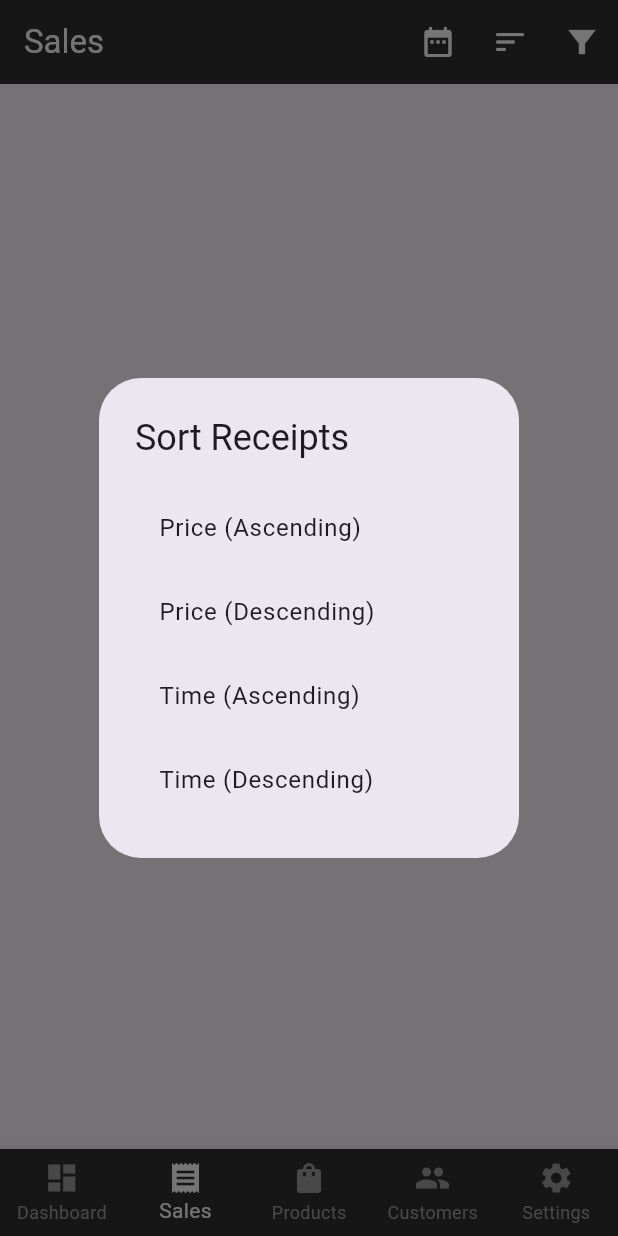
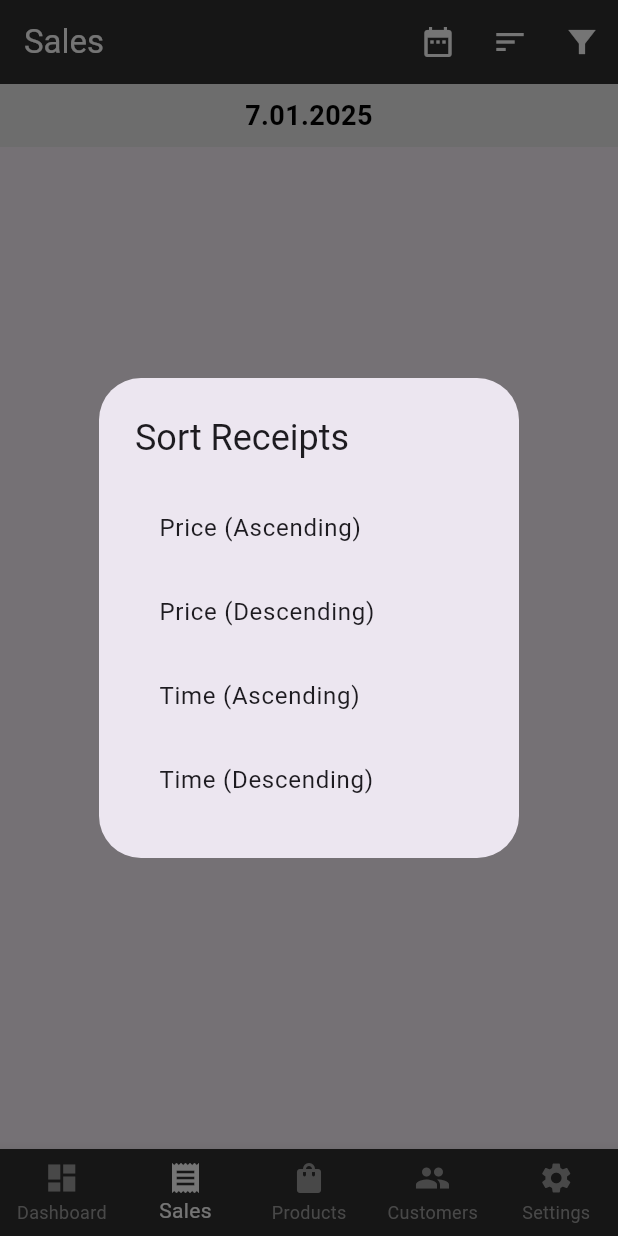
Before and after one commit to Tomakas/elementarypos_office, a Flutter app: the screen it shows after launch, item 2 of the bottom bar chosen, after a tap on the "sort" icon, on a phone screen of 412 x 824 dp. Run offline on Flutter 3.47's test engine with Material 3 defaults, Android fonts, the phone set to English and light mode, and no system bars; our stand-ins replace fl_chart, shared_preferences; network calls fail.

Commit message:
Opraveno řazení účtenek (přesunuto do product_provider.dart)

```diff
--- a/lib/screens/receipt_list_screen.dart
+++ b/lib/screens/receipt_list_screen.dart
@@ -13,6 +13,8 @@ class ReceiptListScreen extends StatefulWidget {
 }
 
 class _ReceiptListScreenState extends State<ReceiptListScreen> {
+  String? dateRangeText; // Přidáme proměnnou pro uchování textu data
+
   @override
   void initState() {
     super.initState();
@@ -25,11 +27,32 @@ class _ReceiptListScreenState extends State<ReceiptListScreen> {
       final receiptProvider = Provider.of<ReceiptProvider>(context, listen: false);
       receiptProvider.updateDateRange(DateTimeRange(start: todayStart, end: todayEnd));
 
-      receiptProvider.fetchReceipts();
+      receiptProvider.fetchReceipts().then((_) {
+        _updateDateRangeText(receiptProvider); // Aktualizujeme text po načtení dat
+      });
     });
   }
 
-  static String _formatPaymentLine(AppLocalizations localizations, String paymentType, double total) {
+  // Pomocná metoda pro aktualizaci textu data
+  void _updateDateRangeText(ReceiptProvider receiptProvider) {
+    final localizations = AppLocalizations.of(context)!;
+    if (receiptProvider.dateRange != null) {
+      final start = receiptProvider.dateRange!.start;
+      final end = receiptProvider.dateRange!.end;
+      if (start.year == end.year && start.month == end.month && start.day == end.day) {
+        dateRangeText = DateFormat('d.MM.yyyy').format(start);
+      } else {
+        dateRangeText =
+        '${DateFormat('d.MM.yyyy').format(start)} - ${DateFormat('d.MM.yyyy').format(end)}';
+      }
+    } else {
+      dateRangeText = localizations.translate('noDateFilter');
+    }
+    setState(() {}); // Spustíme rebuild widgetu
+  }
+
+  static String _formatPaymentLine(
+      AppLocalizations localizations, String paymentType, double total) {
     String paymentText;
     switch (paymentType) {
       case 'CARD':
@@ -51,28 +74,12 @@ class _ReceiptListScreenState extends State<ReceiptListScreen> {
 
   @override
   Widget build(BuildContext context) {
-    final receiptProvider = Provider.of<ReceiptProvider>(context);
     final localizations = AppLocalizations.of(context)!;
-
-    String dateRangeText;
-    if (receiptProvider.dateRange != null) {
-      final start = receiptProvider.dateRange!.start;
-      final end = receiptProvider.dateRange!.end;
-      if (start.year == end.year && start.month == end.month && start.day == end.day) {
-        // Pokud je rozsah jednoho dne
-        dateRangeText = DateFormat('d.MM.yyyy').format(start);
-      } else {
-        // Pokud je rozsah více dnů
-        dateRangeText =
-        '${DateFormat('d.MM.yyyy').format(start)} - ${DateFormat('d.MM.yyyy').format(end)}';
-      }
-    } else {
-      dateRangeText = localizations.translate('noDateFilter');
-    }
 
     return Scaffold(
       appBar: AppBar(
-        title: Text(localizations.translate('salesTitle'), style: const TextStyle(color: Colors.white)),
+        title:
+        Text(localizations.translate('salesTitle'), style: const TextStyle(color: Colors.white)),
         backgroundColor: Colors.grey[850],
         actions: <Widget>[
           IconButton(
@@ -98,7 +105,25 @@ class _ReceiptListScreenState extends State<ReceiptListScreen> {
           ),
         ],
       ),
-      body: Consumer<ReceiptProvider>(
+      body: Column(
+        children: [
+          // Widget pro zobrazení vybraného data/rozmezí dat (nezávislý na Consumer)
+          Container(
+            width: double.infinity,
+            padding: const EdgeInsets.symmetric(vertical: 8.0, horizontal: 16.0),
+            color: Colors.grey[200],
+            child: Text(
+              dateRangeText ?? '', // Použijeme naši proměnnou
+              style: const TextStyle(
+                fontSize: 18,
+                color: Colors.black,
+                fontWeight: FontWeight.bold,
+              ),
+              textAlign: TextAlign.center,
+            ),
+          ),
+          Expanded(
+            child: Consumer<ReceiptProvider>(
               builder: (context, provider, child) {
                 if (provider.isLoading) {
                   return const Center(child: CircularProgressIndicator());
@@ -118,21 +143,6 @@ class _ReceiptListScreenState extends State<ReceiptListScreen> {
 
                 return Column(
                   children: [
-              // Widget pro zobrazení vybraného data/rozmezí dat
-              Container(
-                width: double.infinity,
-                padding: const EdgeInsets.symmetric(vertical: 8.0, horizontal: 16.0),
-                color: Colors.grey[200],
-                child: Text(
-                  dateRangeText,
-                  style: const TextStyle(
-                    fontSize: 18,
-                    color: Colors.black,
-                    fontWeight: FontWeight.bold,
-                  ),
-                  textAlign: TextAlign.center,
-                ),
-              ),
                     // Widget pro zobrazení celkového počtu a hodnoty
                     Padding(
                       padding: const EdgeInsets.all(8.0),
@@ -147,11 +157,13 @@ class _ReceiptListScreenState extends State<ReceiptListScreen> {
                           children: [
                             Text(
                               '${localizations.translate("Total")}: ${Utility.formatCurrency(totalValue)}',
-                        style: const TextStyle(fontSize: 20, color: Colors.white, fontWeight: FontWeight.bold),
+                              style: const TextStyle(
+                                  fontSize: 20, color: Colors.white, fontWeight: FontWeight.bold),
                             ),
                             Text(
                               '${localizations.translate("receiptsCountShort")}: $totalReceipts',
-                        style: const TextStyle(fontSize: 20, color: Colors.white, fontWeight: FontWeight.bold),
+                              style: const TextStyle(
+                                  fontSize: 20, color: Colors.white, fontWeight: FontWeight.bold),
                             ),
                           ],
                         ),
@@ -215,9 +227,13 @@ class _ReceiptListScreenState extends State<ReceiptListScreen> {
                 );
               },
             ),
+          ),
+        ],
+      ),
     );
   }
 
+  // Upravená metoda pro výběr data - voláme _updateDateRangeText
   void _showDateRangePickerfilter(BuildContext context) async {
     final receiptProvider = Provider.of<ReceiptProvider>(context, listen: false);
     DateTimeRange? selectedDateRange;
@@ -230,9 +246,11 @@ class _ReceiptListScreenState extends State<ReceiptListScreen> {
     if (selectedDateRange != null) {
       receiptProvider.updateDateRange(selectedDateRange);
       await receiptProvider.fetchReceipts();
+      _updateDateRangeText(receiptProvider); // Aktualizujeme text po vybrání data
     }
   }
 
+  //Zbylé metody (_showSortDialog, _showFilterDialog)
   void _showSortDialog(BuildContext context) {
     final receiptProvider = Provider.of<ReceiptProvider>(context, listen: false);
     final localizations = AppLocalizations.of(context)!;
@@ -249,28 +267,28 @@ class _ReceiptListScreenState extends State<ReceiptListScreen> {
                 ListTile(
                   title: Text(localizations.translate('priceAscending')),
                   onTap: () {
-                    _sortReceipts(receiptProvider, 'price', true);
+                    receiptProvider.sortReceipts('price', true);
                     Navigator.of(context).pop();
                   },
                 ),
                 ListTile(
                   title: Text(localizations.translate('priceDescending')),
                   onTap: () {
-                    _sortReceipts(receiptProvider, 'price', false);
+                    receiptProvider.sortReceipts('price', false);
                     Navigator.of(context).pop();
                   },
                 ),
                 ListTile(
                   title: Text(localizations.translate('timeAscending')),
                   onTap: () {
-                    _sortReceipts(receiptProvider, 'time', true);
+                    receiptProvider.sortReceipts('time', true);
                     Navigator.of(context).pop();
                   },
                 ),
                 ListTile(
                   title: Text(localizations.translate('timeDescending')),
                   onTap: () {
-                    _sortReceipts(receiptProvider, 'time', false);
+                    receiptProvider.sortReceipts('time', false);
                     Navigator.of(context).pop();
                   },
                 ),
@@ -280,25 +298,6 @@ class _ReceiptListScreenState extends State<ReceiptListScreen> {
         );
       },
     );
-  }
-
-  void _sortReceipts(ReceiptProvider provider, String criteria, bool ascending) {
-    provider.receipts.sort((a, b) {
-      dynamic valueA;
-      dynamic valueB;
-      if (criteria == 'price') {
-        valueA = a['total'];
-        valueB = b['total'];
-      } else if (criteria == 'time') {
-        valueA = DateTime.parse(a['dateTime']);
-        valueB = DateTime.parse(b['dateTime']);
-      }
-      if (ascending) {
-        return Comparable.compare(valueA, valueB);
-      } else {
-        return Comparable.compare(valueB, valueA);
-      }
-    });
   }
 
   void _showFilterDialog(BuildContext context) {
```
Also changed, not shown: lib/providers/receipt_provider.dart (+21 -0 lines), lib/screens/settings_screen.dart (+0 -11 lines). Lines whose indentation alone changed are shown as unchanged.
